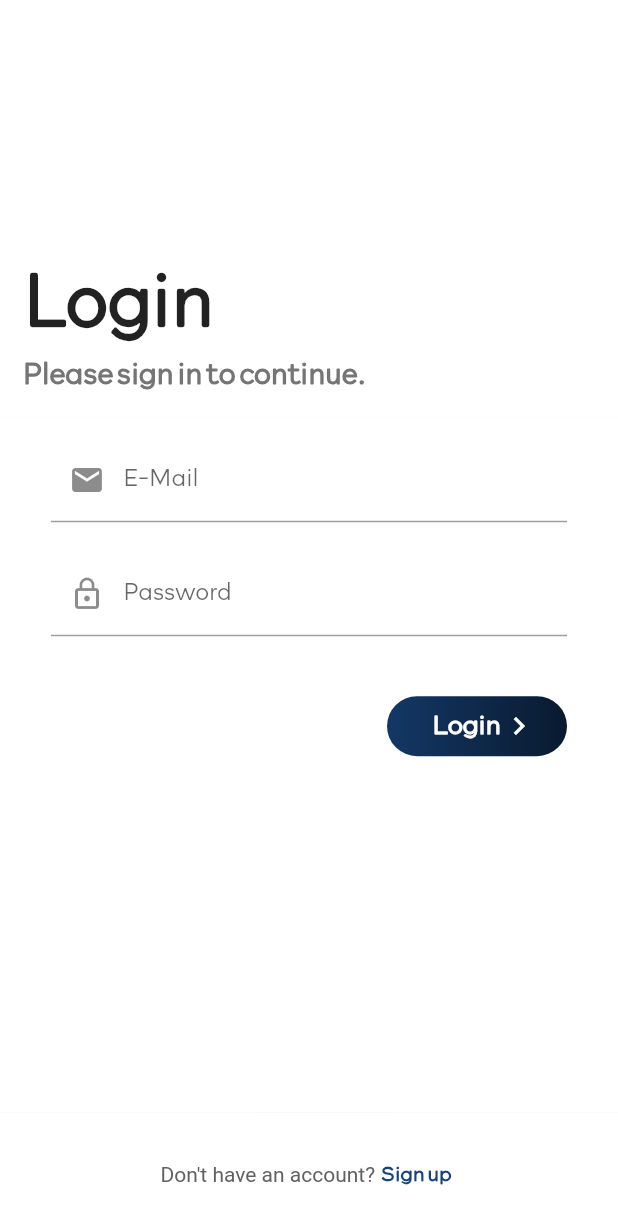
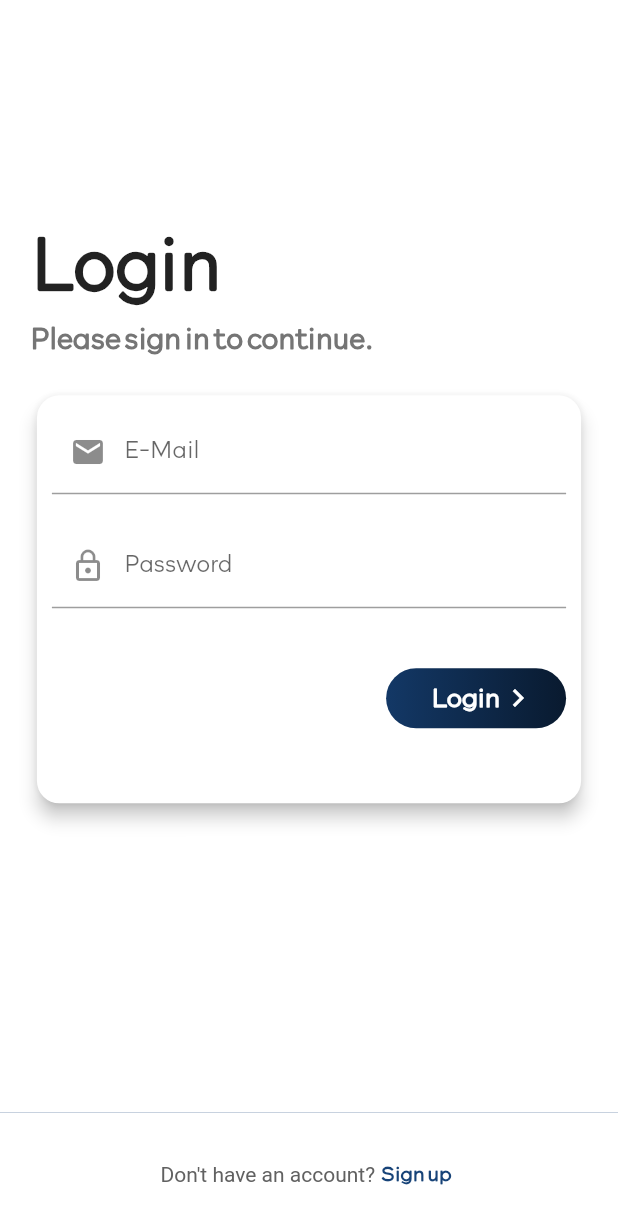
Before and after one commit to kingcong11/FlutterApp4-LivrBan, a Flutter app: the screen it shows after launch, on a phone screen of 412 x 824 dp. Shown: the top 1224 px of the screen. Run offline on Flutter 3.47's test engine with Material 2 defaults, Android fonts, the phone set to English and light mode, and no system bars; drawn by our look-alikes of loading_overlay; our stand-ins replace flutter_dotenv, flutter_feather_icons, flutter_money_formatter, flutter_rating_bar, flutter_spinkit, liquid_pull_to_refresh and 3 more; missing offline and left inert: pk_skeleton.

Commit message:
auth screen animated

```diff
--- a/lib/screens/auth_screen.dart
+++ b/lib/screens/auth_screen.dart
@@ -19,7 +19,8 @@ class AuthScreen extends StatefulWidget {
   _AuthScreenState createState() => _AuthScreenState();
 }
 
-class _AuthScreenState extends State<AuthScreen> {
+class _AuthScreenState extends State<AuthScreen>
+    with SingleTickerProviderStateMixin {
   /* Properties */
   final GlobalKey<FormState> _formKey = GlobalKey();
   AuthMode _authMode = AuthMode.SignIn;
@@ -28,8 +29,11 @@ class _AuthScreenState extends State<AuthScreen> {
     'password': '',
   };
   final _passwordController = TextEditingController();
-
   var _isLoading = false;
+  // var _formHeight = 280;
+  AnimationController _authFormAnimationController;
+  Animation<Offset> _slideAnimation;
+  Animation<double> _opacityAnimation;
 
   /* Methods */
   void _switchAuthMode() {
@@ -37,10 +41,12 @@ class _AuthScreenState extends State<AuthScreen> {
       setState(() {
         _authMode = AuthMode.SignUp;
       });
+      _authFormAnimationController.forward();
     } else {
       setState(() {
         _authMode = AuthMode.SignIn;
       });
+      _authFormAnimationController.reverse();
     }
   }
 
@@ -94,7 +100,6 @@ class _AuthScreenState extends State<AuthScreen> {
       // general error
       var errorMessage = 'Something went wrong, please try again later.';
       await _showErrorDialog(errorMessage);
-
     }
 
     setState(() {
@@ -122,9 +127,42 @@ class _AuthScreenState extends State<AuthScreen> {
   }
 
   @override
+  void initState() {
+    // set up animation controller
+    _authFormAnimationController = AnimationController(
+      vsync: this,
+      duration: Duration(milliseconds: 300),
+    );
+
+    _slideAnimation = Tween<Offset>(
+      begin: Offset(0.0, -0.5),
+      end: Offset(0.0, 0.0),
+    ).animate(CurvedAnimation(
+      parent: _authFormAnimationController,
+      curve: Curves.easeIn,
+    ));
+
+    _opacityAnimation = Tween<double>(
+      begin: 0.0,
+      end: 1.0,
+    ).animate(CurvedAnimation(
+      parent: _authFormAnimationController,
+      curve: Curves.easeIn,
+    ));
+    super.initState();
+  }
+
+  @override
+  void dispose() {
+    // _authFormAnimationController.dispose();
+    super.dispose();
+  }
+
+  @override
   Widget build(BuildContext context) {
     var mediaQuery = MediaQuery.of(context);
     var deviceSize = mediaQuery.size;
+    var contentSize = deviceSize.height - mediaQuery.padding.top;
 
     return Scaffold(
       body: LoadingOverlay(
@@ -141,23 +179,17 @@ class _AuthScreenState extends State<AuthScreen> {
               child: Column(
                 children: [
                   Container(
-                    height: (deviceSize.height - mediaQuery.padding.top) * .9,
-                    child: Column(
-                      mainAxisAlignment: MainAxisAlignment.center,
-                      crossAxisAlignment: CrossAxisAlignment.stretch,
+                    height: contentSize * .9,
+                    color: Colors.white,
+                    child: LayoutBuilder(
+                      builder: (ctx, constraints) => Column(
+                        mainAxisAlignment: MainAxisAlignment.start,
                         children: [
-                        Flexible(
-                          flex: 3,
-                          fit: FlexFit.tight,
-                          child: Container(
-                            height: 50,
-                            width: 50,
+                          Container(
+                            height: constraints.maxHeight * .35,
+                            width: double.infinity,
                             alignment: Alignment.bottomLeft,
-                            padding: const EdgeInsets.all(15),
-                            decoration: BoxDecoration(
-                              color: Colors.white,
-                              border: Border.all(width: 0, color: Colors.white),
-                            ),
+                            padding: const EdgeInsets.all(20),
                             child: (_authMode == AuthMode.SignIn)
                                 ? Column(
                                     mainAxisAlignment: MainAxisAlignment.end,
@@ -189,23 +221,20 @@ class _AuthScreenState extends State<AuthScreen> {
                                     ),
                                   ),
                           ),
-                        ),
-                        Flexible(
-                          flex: 5,
-                          fit: FlexFit.tight,
-                          child: Container(
-                            padding: const EdgeInsets.symmetric(horizontal: 20),
-                            decoration: BoxDecoration(
-                              color: Colors.white,
-                              border: Border.all(width: 0, color: Colors.white),
-                            ),
+                          AnimatedContainer(
+                            duration: Duration(milliseconds: 300),
+                            curve: Curves.ease,
+                            height: (_authMode == AuthMode.SignIn) ? 280 : 340,
+                            width: constraints.maxWidth * .9,
+                            child: Card(
+                              elevation: 5,
+                              shape: RoundedRectangleBorder(
+                                  borderRadius: BorderRadius.circular(15)),
+                              child: Padding(
+                                padding: const EdgeInsets.all(10),
                                 child: Form(
                                   key: _formKey,
-                              child: Container(
-                                child: Card(
-                                  elevation: 0,
-                                  child: Padding(
-                                    padding: const EdgeInsets.all(10.0),
+                                  child: SingleChildScrollView(
                                     child: Column(
                                       crossAxisAlignment:
                                           CrossAxisAlignment.end,
@@ -251,29 +280,37 @@ class _AuthScreenState extends State<AuthScreen> {
                                           },
                                         ),
                                         SizedBox(height: 20),
-                                        if (_authMode == AuthMode.SignUp)
-                                          TextFormField(
-                                            enabled:
-                                                _authMode == AuthMode.SignUp,
+                                        AnimatedContainer(
+                                          duration: Duration(milliseconds: 300),
+                                          curve: Curves.fastOutSlowIn,
+                                          constraints: BoxConstraints(
+                                            minHeight: (_authMode == AuthMode.SignIn) ? 0 : 60,
+                                            maxHeight: (_authMode == AuthMode.SignIn) ? 0 : 120,
+                                          ),
+                                          child: FadeTransition(
+                                            opacity: _opacityAnimation,
+                                            child: SlideTransition(
+                                              position: _slideAnimation,
+                                              child: TextFormField(
+                                                enabled: (_authMode == AuthMode.SignUp),
                                                 decoration: InputDecoration(
                                                   labelText: 'Confirm Password',
-                                              prefixIcon:
-                                                  Icon(Icons.lock_outline),
+                                                  prefixIcon: Icon(Icons.lock_outline),
                                                 ),
                                                 obscureText: true,
-                                            textInputAction:
-                                                TextInputAction.done,
+                                                textInputAction: TextInputAction.done,
                                                 validator:
-                                                _authMode == AuthMode.SignUp
+                                                    (_authMode == AuthMode.SignUp)
                                                         ? (value) {
-                                                        if (value !=
-                                                            _passwordController
-                                                                .text) {
+                                                            if (value != _passwordController.text) {
                                                               return 'Passwords do not match!';
                                                             }
                                                             return null;
                                                           }
                                                         : null,
+                                              ),
+                                            ),
+                                          ),
                                         ),
                                         SizedBox(height: 20),
                                         GestureDetector(
@@ -325,14 +362,14 @@ class _AuthScreenState extends State<AuthScreen> {
                               ),
                             ),
                           ),
+                        ],
                       ),
-                      ],
                     ),
                   ),
                   Container(
                     color: Colors.white,
                     alignment: Alignment.center,
-                    height: (deviceSize.height - mediaQuery.padding.top) * .1,
+                    height: contentSize * .1,
                     child: Row(
                       mainAxisAlignment: MainAxisAlignment.center,
                       children: [
```
Lines whose indentation alone changed are shown as unchanged.
